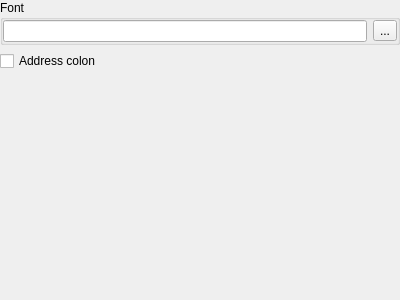
This is xhexviewoptionswidget.ui in horsicq/XHexView as Qt 5 draws it before an edit. The edited form follows.
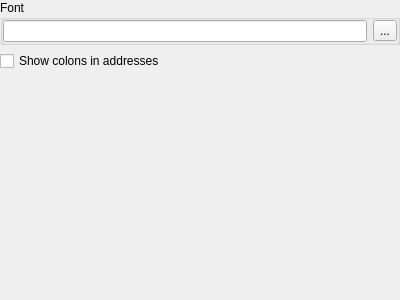
This is the edited form.

```diff
--- a/xhexviewoptionswidget.ui
+++ b/xhexviewoptionswidget.ui
@@ -97,7 +97,7 @@
        <item>
         <widget class="QCheckBox" name="checkBoxHexAddressColon">
          <property name="text">
-          <string>Address colon</string>
+          <string>Show colons in addresses</string>
          </property>
         </widget>
        </item>
```
